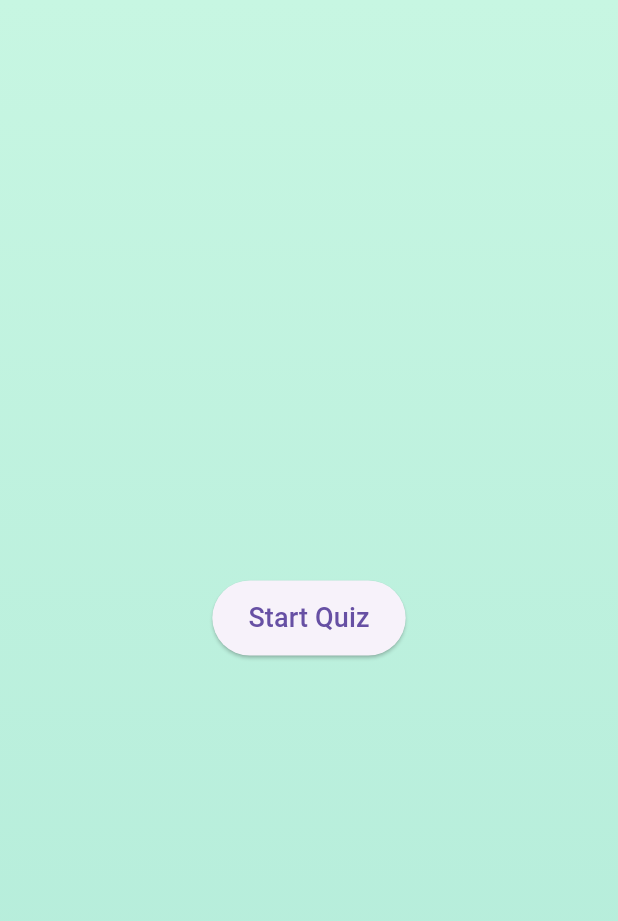
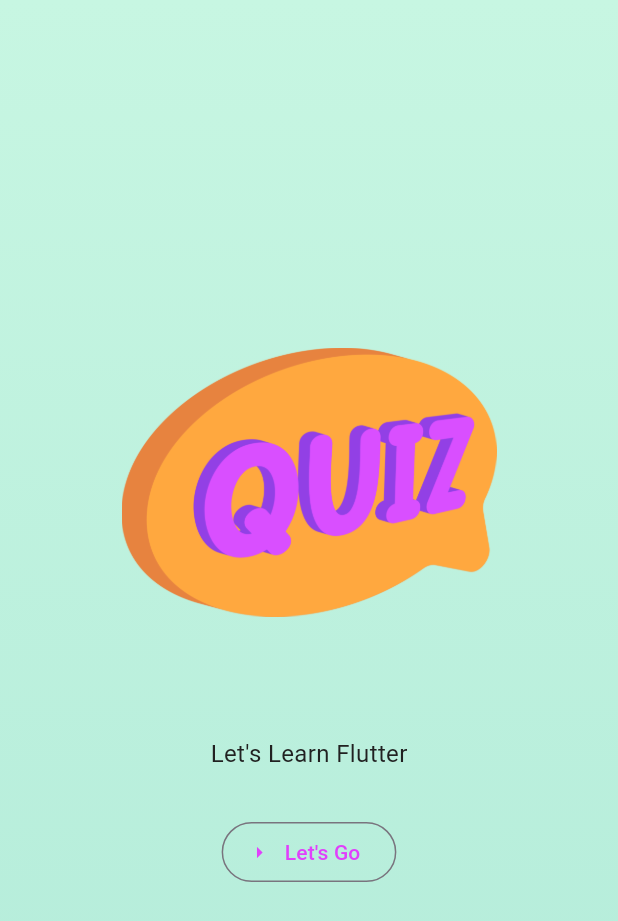
Before and after one commit to RushirajRavalji/Flutter_projects, a Flutter app: the screen it shows after launch, on a phone screen of 412 x 824 dp. Shown: the top 921 px of the screen. Run offline on Flutter 3.47's test engine with Material 3 defaults, Android fonts, the light colour scheme and no system bars.

Commit message:
small updates to quiz app

```diff
--- a/quiz_app/lib/start_screen.dart
+++ b/quiz_app/lib/start_screen.dart
@@ -1,24 +1,58 @@
+// Import the material package, which contains the material design widgets used in Flutter.
 import 'package:flutter/material.dart';
 
-// The initial screen of the app, which allows the user to start the quiz.
+// Define the StartScreen class as a StatelessWidget. This widget will be used
+// as the starting screen for the quiz.
 class StartScreen extends StatelessWidget {
-  const StartScreen(this.startQuiz, {Key? key}) : super(key: key);
+  // Constructor for StartScreen. It takes `startQuiz`, a callback function,
+  // and an optional `key` parameter. The `startQuiz` function will be executed
+  // when the user presses the button to start the quiz.
+  const StartScreen(this.startQuiz, {Key? key});
 
-  final void Function() startQuiz; // Callback function to start the quiz
+  // Declare a final variable `startQuiz` which holds a function that doesn't
+  // return anything and doesn't take any parameters (void Function()).
+  final void Function() startQuiz;
 
+  // The build method describes the UI structure for the StartScreen widget.
   @override
   Widget build(BuildContext context) {
+    // Return a Center widget to center the child widgets on the screen.
     return Center(
-      child: ElevatedButton(
-        onPressed: startQuiz, // Trigger the startQuiz callback when pressed
-        style: ElevatedButton.styleFrom(
-          padding: EdgeInsets.symmetric(
-              vertical: 12.0, horizontal: 24.0), // Button padding
-        ),
-        child: Text(
-          'Start Quiz', // Button text
-          style: TextStyle(fontSize: 18), // Button text styling
-        ),
+      child: Column(
+        // Align the children vertically in the center of the screen.
+        mainAxisAlignment: MainAxisAlignment.center,
+        children: [
+          // Display an image from the assets (in this case, a logo for the quiz).
+          Image.asset(
+            'assets/images/quiz-logo.png', // Path to the image file.
+            width: 250, // Set the width of the image.
+          ),
+          // Add some space between the image and the text (80 pixels).
+          SizedBox(height: 80),
+          // Display a text message ("Let's Learn Flutter") below the image.
+          Text(
+            "Let's Learn Flutter",
+            style: TextStyle(
+              color: Color.fromARGB(255, 33, 33, 33), // Set the text color.
+              fontSize: 16, // Set the font size.
+            ),
+          ),
+          // Add some space between the text and the button (30 pixels).
+          SizedBox(height: 30),
+          // Create an outlined button with an icon and label.
+          OutlinedButton.icon(
+            // Define the action for the button. The startQuiz function
+            // will be called when the button is pressed.
+            onPressed: startQuiz,
+            // Style the button with a purple accent color for the text and icon.
+            style:
+                OutlinedButton.styleFrom(foregroundColor: Colors.purpleAccent),
+            // Set the icon that will appear on the button (right arrow).
+            icon: Icon(Icons.arrow_right),
+            // Set the label of the button ("Let's Go").
+            label: Text("Let's Go"),
+          )
+        ],
       ),
     );
   }
--- a/rolldice/lib/gradient_container.dart
+++ b/rolldice/lib/gradient_container.dart
@@ -1,11 +1,5 @@
 import 'package:flutter/material.dart'; // Importing Flutter's core UI components
 import 'package:rolldice/dice_roller.dart'; // Importing the diceRoller widget from roll_dice.dart
-
-// Alignment for the gradient start and end points
-var startAlignment =
-    Alignment.topLeft; // Gradient starts from the top-left corner
-var endAlignment =
-    Alignment.bottomRight; // Gradient ends at the bottom-right corner
 
 class GradiendContainer extends StatelessWidget {
   // Stateless widget because it does not change
@@ -25,8 +19,8 @@ class GradiendContainer extends StatelessWidget {
             Color.fromARGB(255, 241, 188, 109), // Orange-yellow color
             Color.fromARGB(255, 241, 234, 109), // Light yellow color
           ],
-          begin: startAlignment, // Starting point of the gradient
-          end: endAlignment, // Ending point of the gradient
+          begin: Alignment.topLeft, // Starting point of the gradient
+          end: Alignment.bottomRight, // Ending point of the gradient
         ),
       ),
       child: Center(
```
